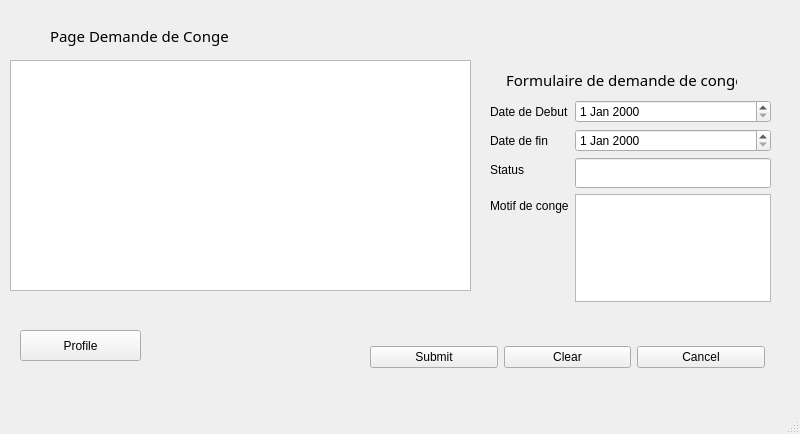
ElHadjiOumar/GestionConge, file employeui.ui: the form before one commit.
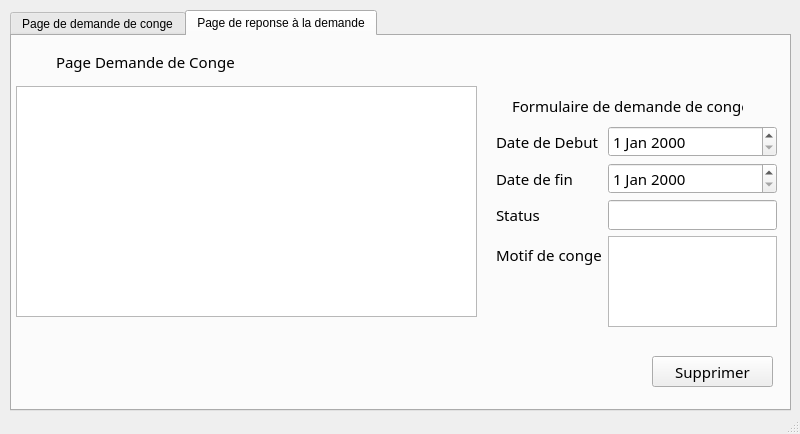
The form after the commit. The open tabs and pages were chosen to show the change.

```diff
--- a/employeui.ui
+++ b/employeui.ui
@@ -14,11 +14,52 @@
    <string>MainWindow</string>
   </property>
   <widget class="QWidget" name="centralwidget">
+   <widget class="QTabWidget" name="tabWidget">
+    <property name="geometry">
+     <rect>
+      <x>10</x>
+      <y>10</y>
+      <width>781</width>
+      <height>401</height>
+     </rect>
+    </property>
+    <property name="currentIndex">
+     <number>0</number>
+    </property>
+    <widget class="QWidget" name="tab1">
+     <property name="font">
+      <font>
+       <family>Myanmar Text</family>
+       <pointsize>11</pointsize>
+      </font>
+     </property>
+     <attribute name="title">
+      <string>Page de demande de conge</string>
+     </attribute>
+     <widget class="QLabel" name="label_2">
+      <property name="geometry">
+       <rect>
+        <x>44</x>
+        <y>10</y>
+        <width>181</width>
+        <height>31</height>
+       </rect>
+      </property>
+      <property name="font">
+       <font>
+        <family>Myanmar Text</family>
+        <pointsize>11</pointsize>
+       </font>
+      </property>
+      <property name="text">
+       <string>Page Demande de Conge </string>
+      </property>
+     </widget>
    <widget class="QWidget" name="gridLayoutWidget">
     <property name="geometry">
      <rect>
-      <x>370</x>
-      <y>330</y>
+        <x>364</x>
+        <y>320</y>
       <width>395</width>
       <height>54</height>
      </rect>
@@ -50,8 +91,8 @@
    <widget class="QWidget" name="formLayoutWidget">
     <property name="geometry">
      <rect>
-      <x>490</x>
-      <y>100</y>
+        <x>484</x>
+        <y>90</y>
       <width>281</width>
       <height>222</height>
      </rect>
@@ -78,35 +119,13 @@
       <widget class="QDateEdit" name="dateEditFin"/>
      </item>
      <item row="2" column="0">
-      <widget class="QLabel" name="labelStatus">
-       <property name="text">
-        <string>Status</string>
-       </property>
-      </widget>
-     </item>
-     <item row="2" column="1">
-      <widget class="QLineEdit" name="lineEditStatus">
-       <property name="font">
-        <font>
-         <family>Myanmar Text</family>
-         <pointsize>11</pointsize>
-         <weight>75</weight>
-         <bold>true</bold>
-        </font>
-       </property>
-       <property name="readOnly">
-        <bool>true</bool>
-       </property>
-      </widget>
-     </item>
-     <item row="3" column="0">
       <widget class="QLabel" name="label">
        <property name="text">
         <string>Motif de conge</string>
        </property>
       </widget>
      </item>
-     <item row="3" column="1">
+       <item row="2" column="1">
       <widget class="QPlainTextEdit" name="plainTextEdit"/>
      </item>
      <item row="4" column="0">
@@ -118,45 +137,11 @@
      </item>
     </layout>
    </widget>
-   <widget class="QTableView" name="tableViewUsers">
-    <property name="geometry">
-     <rect>
-      <x>10</x>
-      <y>60</y>
-      <width>461</width>
-      <height>231</height>
-     </rect>
-    </property>
-    <property name="sizeAdjustPolicy">
-     <enum>QAbstractScrollArea::AdjustIgnored</enum>
-    </property>
-    <property name="editTriggers">
-     <set>QAbstractItemView::NoEditTriggers</set>
-    </property>
-    <property name="alternatingRowColors">
-     <bool>true</bool>
-    </property>
-    <property name="selectionBehavior">
-     <enum>QAbstractItemView::SelectRows</enum>
-    </property>
-    <property name="showGrid">
-     <bool>true</bool>
-    </property>
-    <property name="gridStyle">
-     <enum>Qt::CustomDashLine</enum>
-    </property>
-    <attribute name="horizontalHeaderCascadingSectionResizes">
-     <bool>false</bool>
-    </attribute>
-    <attribute name="horizontalHeaderDefaultSectionSize">
-     <number>82</number>
-    </attribute>
-   </widget>
    <widget class="QPushButton" name="pushButtonProfil">
     <property name="geometry">
      <rect>
-      <x>20</x>
-      <y>330</y>
+        <x>14</x>
+        <y>320</y>
       <width>121</width>
       <height>31</height>
      </rect>
@@ -165,30 +150,45 @@
      <string>Profile</string>
     </property>
    </widget>
-   <widget class="QLabel" name="label_2">
+     <widget class="QTableView" name="tableViewUsers">
     <property name="geometry">
      <rect>
-      <x>50</x>
-      <y>20</y>
-      <width>181</width>
-      <height>31</height>
-     </rect>
-    </property>
-    <property name="font">
-     <font>
-      <family>Myanmar Text</family>
-      <pointsize>11</pointsize>
-     </font>
-    </property>
-    <property name="text">
-     <string>Page Demande de Conge </string>
-    </property>
+        <x>4</x>
+        <y>50</y>
+        <width>461</width>
+        <height>231</height>
+       </rect>
+      </property>
+      <property name="sizeAdjustPolicy">
+       <enum>QAbstractScrollArea::AdjustIgnored</enum>
+      </property>
+      <property name="editTriggers">
+       <set>QAbstractItemView::NoEditTriggers</set>
+      </property>
+      <property name="alternatingRowColors">
+       <bool>true</bool>
+      </property>
+      <property name="selectionBehavior">
+       <enum>QAbstractItemView::SelectRows</enum>
+      </property>
+      <property name="showGrid">
+       <bool>true</bool>
+      </property>
+      <property name="gridStyle">
+       <enum>Qt::CustomDashLine</enum>
+      </property>
+      <attribute name="horizontalHeaderCascadingSectionResizes">
+       <bool>false</bool>
+      </attribute>
+      <attribute name="horizontalHeaderDefaultSectionSize">
+       <number>82</number>
+      </attribute>
    </widget>
    <widget class="QLabel" name="label_3">
     <property name="geometry">
      <rect>
-      <x>506</x>
-      <y>70</y>
+        <x>500</x>
+        <y>60</y>
       <width>231</width>
       <height>20</height>
      </rect>
@@ -202,6 +202,179 @@
     <property name="text">
      <string>Formulaire de demande de conge</string>
     </property>
+     </widget>
+    </widget>
+    <widget class="QWidget" name="tab_2">
+     <property name="font">
+      <font>
+       <family>Myanmar Text</family>
+       <pointsize>11</pointsize>
+      </font>
+     </property>
+     <attribute name="title">
+      <string>Page de reponse à la demande</string>
+     </attribute>
+     <widget class="QLabel" name="label_4">
+      <property name="geometry">
+       <rect>
+        <x>44</x>
+        <y>10</y>
+        <width>181</width>
+        <height>31</height>
+       </rect>
+      </property>
+      <property name="font">
+       <font>
+        <family>Myanmar Text</family>
+        <pointsize>11</pointsize>
+       </font>
+      </property>
+      <property name="text">
+       <string>Page Demande de Conge </string>
+      </property>
+     </widget>
+     <widget class="QWidget" name="formLayoutWidget_2">
+      <property name="geometry">
+       <rect>
+        <x>484</x>
+        <y>90</y>
+        <width>281</width>
+        <height>227</height>
+       </rect>
+      </property>
+      <layout class="QFormLayout" name="formLayout_4">
+       <item row="0" column="0">
+        <widget class="QLabel" name="labelDateDebutLu">
+         <property name="text">
+          <string>Date de Debut</string>
+         </property>
+        </widget>
+       </item>
+       <item row="0" column="1">
+        <widget class="QDateEdit" name="dateEditDebutLu"/>
+       </item>
+       <item row="1" column="0">
+        <widget class="QLabel" name="labelDateFinLu">
+         <property name="text">
+          <string>Date de fin</string>
+         </property>
+        </widget>
+       </item>
+       <item row="1" column="1">
+        <widget class="QDateEdit" name="dateEditFinLu"/>
+       </item>
+       <item row="2" column="0">
+        <widget class="QLabel" name="labelStatusLu">
+         <property name="text">
+          <string>Status</string>
+         </property>
+        </widget>
+       </item>
+       <item row="2" column="1">
+        <widget class="QLineEdit" name="lineEditStatusLu">
+         <property name="font">
+          <font>
+           <family>Myanmar Text</family>
+           <pointsize>11</pointsize>
+           <weight>75</weight>
+           <bold>true</bold>
+           <underline>false</underline>
+          </font>
+         </property>
+         <property name="text">
+          <string/>
+         </property>
+         <property name="readOnly">
+          <bool>true</bool>
+         </property>
+        </widget>
+       </item>
+       <item row="3" column="0">
+        <widget class="QLabel" name="labelLu">
+         <property name="text">
+          <string>Motif de conge</string>
+         </property>
+        </widget>
+       </item>
+       <item row="3" column="1">
+        <widget class="QPlainTextEdit" name="plainTextEditLu"/>
+       </item>
+       <item row="4" column="0">
+        <widget class="QLabel" name="labelPasswordLu">
+         <property name="text">
+          <string/>
+         </property>
+        </widget>
+       </item>
+      </layout>
+     </widget>
+     <widget class="QTableView" name="tableViewUsers_2">
+      <property name="geometry">
+       <rect>
+        <x>4</x>
+        <y>50</y>
+        <width>461</width>
+        <height>231</height>
+       </rect>
+      </property>
+      <property name="sizeAdjustPolicy">
+       <enum>QAbstractScrollArea::AdjustIgnored</enum>
+      </property>
+      <property name="editTriggers">
+       <set>QAbstractItemView::NoEditTriggers</set>
+      </property>
+      <property name="alternatingRowColors">
+       <bool>true</bool>
+      </property>
+      <property name="selectionBehavior">
+       <enum>QAbstractItemView::SelectRows</enum>
+      </property>
+      <property name="showGrid">
+       <bool>true</bool>
+      </property>
+      <property name="gridStyle">
+       <enum>Qt::CustomDashLine</enum>
+      </property>
+      <attribute name="horizontalHeaderCascadingSectionResizes">
+       <bool>false</bool>
+      </attribute>
+      <attribute name="horizontalHeaderDefaultSectionSize">
+       <number>82</number>
+      </attribute>
+     </widget>
+     <widget class="QLabel" name="label_8">
+      <property name="geometry">
+       <rect>
+        <x>500</x>
+        <y>60</y>
+        <width>231</width>
+        <height>20</height>
+       </rect>
+      </property>
+      <property name="font">
+       <font>
+        <family>Myanmar Text</family>
+        <pointsize>11</pointsize>
+       </font>
+      </property>
+      <property name="text">
+       <string>Formulaire de demande de conge</string>
+      </property>
+     </widget>
+     <widget class="QPushButton" name="pushButtonSupprimer">
+      <property name="geometry">
+       <rect>
+        <x>640</x>
+        <y>320</y>
+        <width>121</width>
+        <height>31</height>
+       </rect>
+      </property>
+      <property name="text">
+       <string>Supprimer</string>
+      </property>
+     </widget>
+    </widget>
    </widget>
   </widget>
   <widget class="QMenuBar" name="menubar">
```
Left out of the diff: 2 changed lines with no effect on the pictures. Lines whose indentation alone changed are shown as unchanged.
